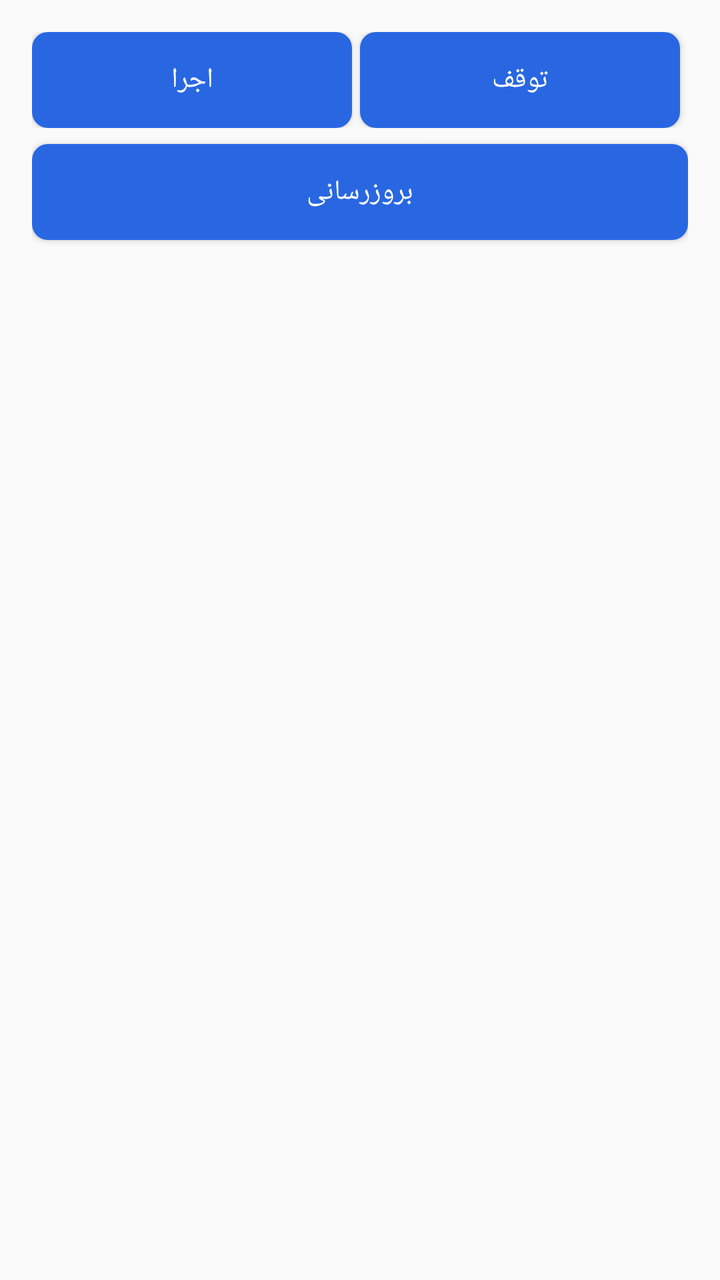
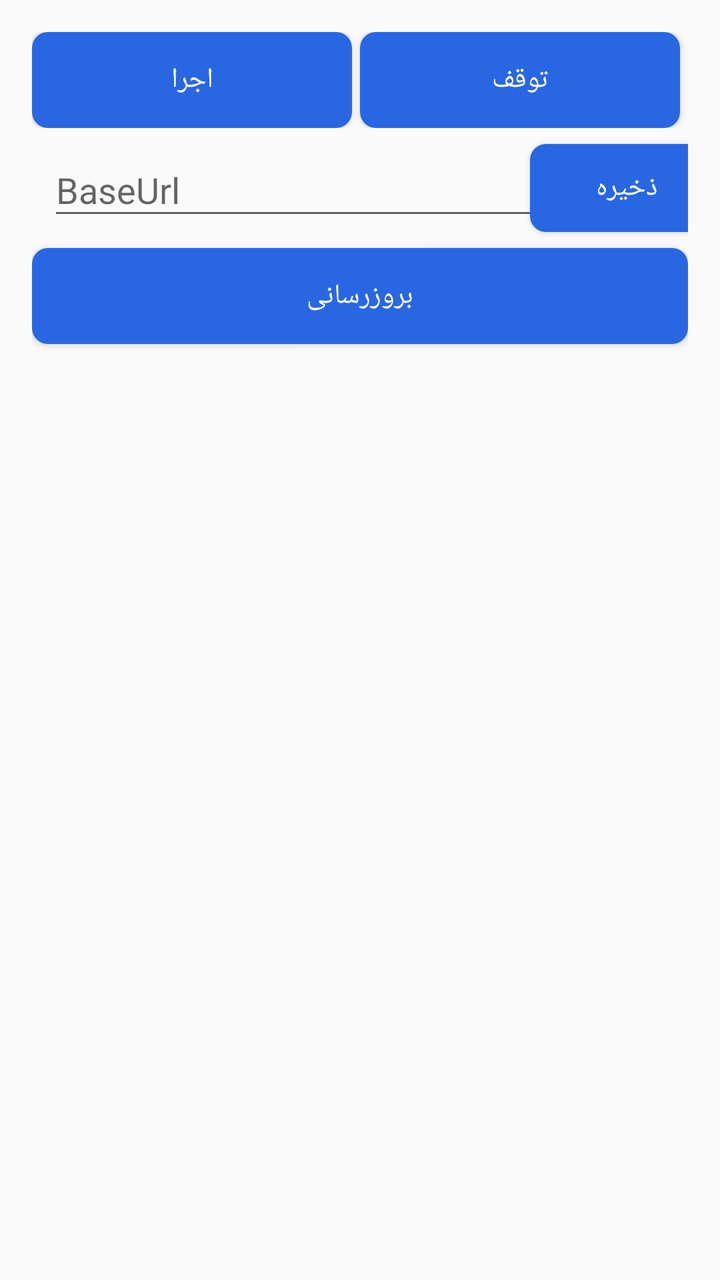

Compare the two renders of this Android layout. The source of the first and the diff that turns it into the second are given below.
<!-- AndroidManifest.xml: application theme Theme.GetSMS -->
<!-- res/layout/activity_main.xml -->
<?xml version="1.0" encoding="utf-8"?>
<androidx.constraintlayout.widget.ConstraintLayout xmlns:android="http://schemas.android.com/apk/res/android"
    xmlns:app="http://schemas.android.com/apk/res-auto"
    xmlns:tools="http://schemas.android.com/tools"
    android:layout_width="match_parent"
    android:layout_height="match_parent"
    android:gravity="center"
    android:orientation="vertical"
    android:padding="16dp"
    tools:context=".MainActivity">

    <LinearLayout
        android:id="@+id/linearLayout"
        android:layout_width="match_parent"
        android:layout_height="wrap_content"
        android:orientation="horizontal"
        android:weightSum="2"
        app:layout_constraintEnd_toEndOf="parent"
        app:layout_constraintStart_toStartOf="parent"
        app:layout_constraintTop_toTopOf="parent">

        <Button
            android:id="@+id/btnStart"
            android:layout_width="match_parent"
            android:layout_height="wrap_content"
            android:layout_marginRight="4dp"
            android:layout_weight="1"
            android:background="@drawable/btn_primary"
            android:fontFamily="@font/shabnam"
            android:onClick="startService"
            android:text="اجرا"
            android:textColor="@color/white" />

        <Button
            android:id="@+id/btnStart2"
            android:layout_width="match_parent"
            android:layout_height="wrap_content"
            android:layout_marginRight="4dp"
            android:layout_weight="1"
            android:background="@drawable/btn_primary"
            android:fontFamily="@font/shabnam"
            android:onClick="stopService"
            android:text="توقف"
            android:textColor="@color/white" />

    </LinearLayout>

    <androidx.recyclerview.widget.RecyclerView
        android:id="@+id/recRequ"
        android:layout_width="match_parent"
        android:layout_height="wrap_content"
        android:layout_marginTop="16dp"
        app:layout_constraintEnd_toEndOf="parent"
        app:layout_constraintStart_toStartOf="parent"
        app:layout_constraintTop_toBottomOf="@+id/btnRefresh" />

    <Button
        android:id="@+id/btnRefresh"
        android:layout_width="match_parent"
        android:layout_height="wrap_content"
        android:layout_marginTop="8dp"
        android:layout_weight="1"
        android:background="@drawable/btn_primary"
        android:fontFamily="@font/shabnam"
        android:onClick="refresh"
        android:text="بروزرسانی"
        android:textColor="@color/white"
        app:layout_constraintTop_toBottomOf="@+id/linearLayout"
        tools:layout_editor_absoluteX="16dp" />

</androidx.constraintlayout.widget.ConstraintLayout>
<!-- resources referenced by this layout -->
<resources>
  <color name="white">#FFFFFFFF</color>
  <!-- drawable btn_primary (drawable) -->
  <?xml version="1.0" encoding="utf-8"?>
  <shape xmlns:android="http://schemas.android.com/apk/res/android">
  
      <solid android:color="@color/primary"/>
      <corners android:radius="8sp"/>
  
  </shape>
  <style name="Theme.GetSMS" parent="Theme.MaterialComponents.Light.NoActionBar.Bridge">
          
          <item name="colorPrimary">@color/purple_500</item>
          <item name="colorPrimaryVariant">@color/purple_700</item>
          <item name="colorOnPrimary">@color/white</item>
          
          <item name="colorSecondary">@color/teal_200</item>
          <item name="colorSecondaryVariant">@color/teal_700</item>
          <item name="colorOnSecondary">@color/black</item>
          
          <item name="android:statusBarColor" tools:targetApi="l">?attr/colorPrimaryVariant</item>
          
      </style>
  <color name="primary">#2867e1</color>
  <color name="purple_500">#FF6200EE</color>
  <color name="purple_700">#FF3700B3</color>
  <color name="teal_200">#FF03DAC5</color>
  <color name="teal_700">#FF018786</color>
  <color name="black">#FF000000</color>
</resources>

<!-- the commit's change to res/layout/activity_main.xml (unified diff, before → after) -->
@@ -8,6 +8,23 @@
     android:orientation="vertical"
     android:padding="16dp"
     tools:context=".MainActivity">
+
+    <Button
+        android:id="@+id/btnStart4"
+        android:layout_width="97dp"
+        android:layout_height="44dp"
+        android:layout_marginStart="8dp"
+        android:layout_marginTop="8dp"
+        android:layout_marginEnd="8dp"
+        android:layout_weight="1"
+        android:background="@drawable/btn_primary"
+        android:fontFamily="@font/shabnam"
+        android:onClick="saveUrl"
+        android:text="ذخیره"
+        android:textColor="@color/white"
+        app:layout_constraintEnd_toEndOf="parent"
+        app:layout_constraintStart_toEndOf="@+id/editTextUrl"
+        app:layout_constraintTop_toBottomOf="@+id/linearLayout" />
 
     <LinearLayout
         android:id="@+id/linearLayout"
@@ -49,7 +66,7 @@
         android:id="@+id/recRequ"
         android:layout_width="match_parent"
         android:layout_height="wrap_content"
-        android:layout_marginTop="16dp"
+        android:layout_marginTop="8dp"
         app:layout_constraintEnd_toEndOf="parent"
         app:layout_constraintStart_toStartOf="parent"
         app:layout_constraintTop_toBottomOf="@+id/btnRefresh" />
@@ -65,7 +82,19 @@
         android:onClick="refresh"
         android:text="بروزرسانی"
         android:textColor="@color/white"
-        app:layout_constraintTop_toBottomOf="@+id/linearLayout"
+        app:layout_constraintTop_toBottomOf="@+id/btnStart4"
         tools:layout_editor_absoluteX="16dp" />
 
+    <EditText
+        android:id="@+id/editTextUrl"
+        android:layout_width="259dp"
+        android:layout_height="43dp"
+        android:layout_marginStart="8dp"
+        android:layout_marginTop="8dp"
+        android:ems="10"
+        android:hint="BaseUrl"
+        android:inputType="textPersonName"
+        app:layout_constraintStart_toStartOf="parent"
+        app:layout_constraintTop_toBottomOf="@+id/linearLayout" />
+
 </androidx.constraintlayout.widget.ConstraintLayout>
